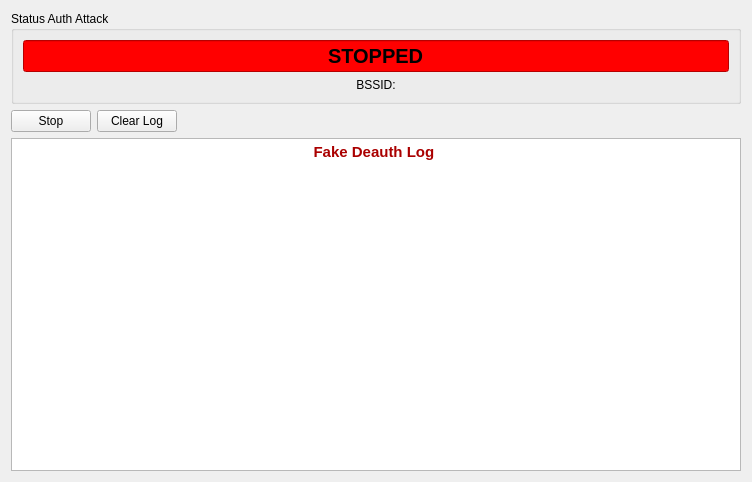
luca-m/aircrackgui-m4, file UI/aireplaydeauth.ui: the form before one commit.
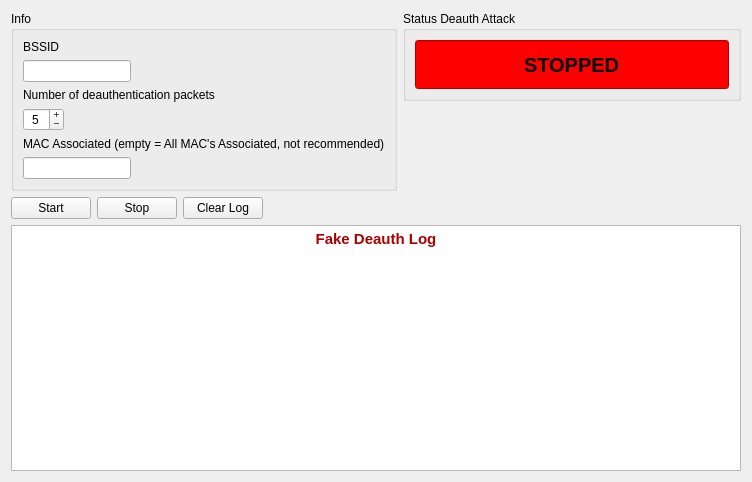
The form after the commit. Icons and pictures are not drawn.

The edit to the form file:
```diff
--- a/UI/aireplaydeauth.ui
+++ b/UI/aireplaydeauth.ui
@@ -13,11 +13,171 @@
   <property name="windowTitle">
    <string>Form</string>
   </property>
-  <layout class="QGridLayout" name="gridLayout">
-   <item row="1" column="0">
+  <layout class="QGridLayout" name="gridLayout_2">
+   <item row="0" column="0" rowspan="2" colspan="4">
+    <widget class="QGroupBox" name="groupBox">
+     <property name="sizePolicy">
+      <sizepolicy hsizetype="Minimum" vsizetype="Minimum">
+       <horstretch>0</horstretch>
+       <verstretch>0</verstretch>
+      </sizepolicy>
+     </property>
+     <property name="title">
+      <string>Info</string>
+     </property>
+     <layout class="QGridLayout" name="gridLayout">
+      <item row="0" column="0">
+       <widget class="QLabel" name="label">
+        <property name="text">
+         <string>BSSID</string>
+        </property>
+       </widget>
+      </item>
+      <item row="1" column="0">
+       <widget class="QLineEdit" name="lineEditBSSID">
+        <property name="sizePolicy">
+         <sizepolicy hsizetype="Maximum" vsizetype="Fixed">
+          <horstretch>0</horstretch>
+          <verstretch>0</verstretch>
+         </sizepolicy>
+        </property>
+        <property name="focusPolicy">
+         <enum>Qt::NoFocus</enum>
+        </property>
+        <property name="alignment">
+         <set>Qt::AlignCenter</set>
+        </property>
+       </widget>
+      </item>
+      <item row="2" column="0">
+       <widget class="QLabel" name="label_2">
+        <property name="text">
+         <string>Number of deauthentication packets</string>
+        </property>
+       </widget>
+      </item>
+      <item row="3" column="0">
+       <widget class="QSpinBox" name="spinBoxCount">
+        <property name="sizePolicy">
+         <sizepolicy hsizetype="Maximum" vsizetype="Fixed">
+          <horstretch>0</horstretch>
+          <verstretch>0</verstretch>
+         </sizepolicy>
+        </property>
+        <property name="focusPolicy">
+         <enum>Qt::NoFocus</enum>
+        </property>
+        <property name="alignment">
+         <set>Qt::AlignCenter</set>
+        </property>
+        <property name="buttonSymbols">
+         <enum>QAbstractSpinBox::PlusMinus</enum>
+        </property>
+        <property name="suffix">
+         <string/>
+        </property>
+        <property name="minimum">
+         <number>1</number>
+        </property>
+        <property name="maximum">
+         <number>20</number>
+        </property>
+        <property name="value">
+         <number>5</number>
+        </property>
+       </widget>
+      </item>
+      <item row="4" column="0">
+       <widget class="QLabel" name="label_3">
+        <property name="text">
+         <string>MAC Associated (empty = All MAC's Associated, not recommended)</string>
+        </property>
+       </widget>
+      </item>
+      <item row="5" column="0">
+       <widget class="QLineEdit" name="lineEditDest">
+        <property name="sizePolicy">
+         <sizepolicy hsizetype="Maximum" vsizetype="Fixed">
+          <horstretch>0</horstretch>
+          <verstretch>0</verstretch>
+         </sizepolicy>
+        </property>
+        <property name="focusPolicy">
+         <enum>Qt::NoFocus</enum>
+        </property>
+        <property name="alignment">
+         <set>Qt::AlignCenter</set>
+        </property>
+       </widget>
+      </item>
+     </layout>
+    </widget>
+   </item>
+   <item row="0" column="4">
+    <widget class="QGroupBox" name="groupBox_2">
+     <property name="sizePolicy">
+      <sizepolicy hsizetype="Minimum" vsizetype="Minimum">
+       <horstretch>0</horstretch>
+       <verstretch>0</verstretch>
+      </sizepolicy>
+     </property>
+     <property name="title">
+      <string>Status Deauth Attack </string>
+     </property>
+     <layout class="QGridLayout" name="gridLayout_3">
+      <item row="0" column="0" rowspan="2">
+       <widget class="QLineEdit" name="lineEditStatus">
+        <property name="sizePolicy">
+         <sizepolicy hsizetype="Expanding" vsizetype="Minimum">
+          <horstretch>0</horstretch>
+          <verstretch>0</verstretch>
+         </sizepolicy>
+        </property>
+        <property name="font">
+         <font>
+          <pointsize>15</pointsize>
+          <weight>75</weight>
+          <bold>true</bold>
+         </font>
+        </property>
+        <property name="styleSheet">
+         <string notr="true">background-color: rgb(255, 0, 0);</string>
+        </property>
+        <property name="text">
+         <string>STOPPED</string>
+        </property>
+        <property name="alignment">
+         <set>Qt::AlignCenter</set>
+        </property>
+        <property name="readOnly">
+         <bool>true</bool>
+        </property>
+       </widget>
+      </item>
+     </layout>
+    </widget>
+   </item>
+   <item row="2" column="0">
+    <widget class="QPushButton" name="pushButtonStart">
+     <property name="sizePolicy">
+      <sizepolicy hsizetype="Maximum" vsizetype="Maximum">
+       <horstretch>0</horstretch>
+       <verstretch>0</verstretch>
+      </sizepolicy>
+     </property>
+     <property name="text">
+      <string>Start</string>
+     </property>
+     <property name="icon">
+      <iconset resource="../icons.qrc">
+       <normaloff>:/icons/icons/clean.png</normaloff>:/icons/icons/clean.png</iconset>
+     </property>
+    </widget>
+   </item>
+   <item row="2" column="1">
     <widget class="QPushButton" name="pushButtonStop">
      <property name="sizePolicy">
-      <sizepolicy hsizetype="Maximum" vsizetype="Fixed">
+      <sizepolicy hsizetype="Maximum" vsizetype="Maximum">
        <horstretch>0</horstretch>
        <verstretch>0</verstretch>
       </sizepolicy>
@@ -31,7 +191,7 @@
      </property>
     </widget>
    </item>
-   <item row="1" column="1">
+   <item row="2" column="2">
     <widget class="QPushButton" name="pushButtonLog">
      <property name="sizePolicy">
       <sizepolicy hsizetype="Maximum" vsizetype="Maximum">
@@ -48,7 +208,20 @@
      </property>
     </widget>
    </item>
-   <item row="2" column="0" colspan="3">
+   <item row="2" column="3" colspan="2">
+    <spacer name="horizontalSpacer">
+     <property name="orientation">
+      <enum>Qt::Horizontal</enum>
+     </property>
+     <property name="sizeHint" stdset="0">
+      <size>
+       <width>40</width>
+       <height>20</height>
+      </size>
+     </property>
+    </spacer>
+   </item>
+   <item row="3" column="0" colspan="5">
     <widget class="QTextEdit" name="textEdit">
      <property name="readOnly">
       <bool>true</bool>
@@ -57,73 +230,33 @@
       <string>&lt;!DOCTYPE HTML PUBLIC &quot;-//W3C//DTD HTML 4.0//EN&quot; &quot;http://www.w3.org/TR/REC-html40/strict.dtd&quot;&gt;
 &lt;html&gt;&lt;head&gt;&lt;meta name=&quot;qrichtext&quot; content=&quot;1&quot; /&gt;&lt;style type=&quot;text/css&quot;&gt;
 p, li { white-space: pre-wrap; }
-&lt;/style&gt;&lt;/head&gt;&lt;body style=&quot; font-family:'Ubuntu'; font-size:10pt; font-weight:400; font-style:normal;&quot;&gt;
+&lt;/style&gt;&lt;/head&gt;&lt;body style=&quot; font-family:'Sans Serif'; font-size:9pt; font-weight:400; font-style:normal;&quot;&gt;
 &lt;table border=&quot;0&quot; style=&quot;-qt-table-type: root; margin-top:4px; margin-bottom:4px; margin-left:4px; margin-right:4px;&quot;&gt;
 &lt;tr&gt;
 &lt;td style=&quot;border: none;&quot;&gt;
-&lt;p align=&quot;center&quot; style=&quot; margin-top:0px; margin-bottom:0px; margin-left:0px; margin-right:0px; -qt-block-indent:0; text-indent:0px;&quot;&gt;&lt;span style=&quot; font-size:11pt; font-weight:600; color:#aa0000;&quot;&gt;Fake Deauth Log &lt;/span&gt;&lt;/p&gt;
-&lt;p align=&quot;center&quot; style=&quot;-qt-paragraph-type:empty; margin-top:0px; margin-bottom:0px; margin-left:0px; margin-right:0px; -qt-block-indent:0; text-indent:0px; font-size:11pt; font-weight:600; color:#aa0000;&quot;&gt;&lt;/p&gt;
-&lt;p align=&quot;center&quot; style=&quot;-qt-paragraph-type:empty; margin-top:0px; margin-bottom:0px; margin-left:0px; margin-right:0px; -qt-block-indent:0; text-indent:0px; font-size:11pt; font-weight:600; color:#aa0000;&quot;&gt;&lt;/p&gt;
-&lt;p align=&quot;center&quot; style=&quot;-qt-paragraph-type:empty; margin-top:0px; margin-bottom:0px; margin-left:0px; margin-right:0px; -qt-block-indent:0; text-indent:0px; font-size:11pt; font-weight:600; color:#aa0000;&quot;&gt;&lt;/p&gt;&lt;/td&gt;&lt;/tr&gt;&lt;/table&gt;&lt;/body&gt;&lt;/html&gt;</string>
+&lt;p align=&quot;center&quot; style=&quot; margin-top:0px; margin-bottom:0px; margin-left:0px; margin-right:0px; -qt-block-indent:0; text-indent:0px;&quot;&gt;&lt;span style=&quot; font-family:'Ubuntu'; font-size:11pt; font-weight:600; color:#aa0000;&quot;&gt;Fake Deauth Log&lt;/span&gt;&lt;/p&gt;
+&lt;p align=&quot;center&quot; style=&quot;-qt-paragraph-type:empty; margin-top:0px; margin-bottom:0px; margin-left:0px; margin-right:0px; -qt-block-indent:0; text-indent:0px; font-family:'Ubuntu'; font-size:11pt; font-weight:600; color:#aa0000;&quot;&gt;&lt;/p&gt;&lt;/td&gt;&lt;/tr&gt;&lt;/table&gt;&lt;/body&gt;&lt;/html&gt;</string>
      </property>
      <property name="textInteractionFlags">
       <set>Qt::TextBrowserInteraction</set>
      </property>
     </widget>
    </item>
-   <item row="0" column="0" colspan="3">
-    <widget class="QGroupBox" name="groupBox_2">
-     <property name="sizePolicy">
-      <sizepolicy hsizetype="Minimum" vsizetype="Minimum">
-       <horstretch>0</horstretch>
-       <verstretch>0</verstretch>
-      </sizepolicy>
+   <item row="1" column="4">
+    <spacer name="verticalSpacer_2">
+     <property name="orientation">
+      <enum>Qt::Vertical</enum>
      </property>
-     <property name="title">
-      <string>Status Auth Attack</string>
+     <property name="sizeType">
+      <enum>QSizePolicy::Minimum</enum>
      </property>
-     <layout class="QGridLayout" name="gridLayout_3">
-      <item row="0" column="0">
-       <widget class="QLineEdit" name="lineEditStatus">
-        <property name="sizePolicy">
-         <sizepolicy hsizetype="Expanding" vsizetype="Minimum">
-          <horstretch>0</horstretch>
-          <verstretch>0</verstretch>
-         </sizepolicy>
-        </property>
-        <property name="font">
-         <font>
-          <pointsize>15</pointsize>
-          <weight>75</weight>
-          <bold>true</bold>
-         </font>
-        </property>
-        <property name="styleSheet">
-         <string notr="true">background-color: rgb(255, 0, 0);</string>
-        </property>
-        <property name="text">
-         <string>STOPPED</string>
-        </property>
-        <property name="alignment">
-         <set>Qt::AlignCenter</set>
-        </property>
-        <property name="readOnly">
-         <bool>true</bool>
-        </property>
-       </widget>
-      </item>
-      <item row="1" column="0">
-       <widget class="QLabel" name="labelBSSID">
-        <property name="text">
-         <string>BSSID:</string>
-        </property>
-        <property name="alignment">
-         <set>Qt::AlignCenter</set>
-        </property>
-       </widget>
-      </item>
-     </layout>
-    </widget>
+     <property name="sizeHint" stdset="0">
+      <size>
+       <width>20</width>
+       <height>40</height>
+      </size>
+     </property>
+    </spacer>
    </item>
   </layout>
  </widget>
```
